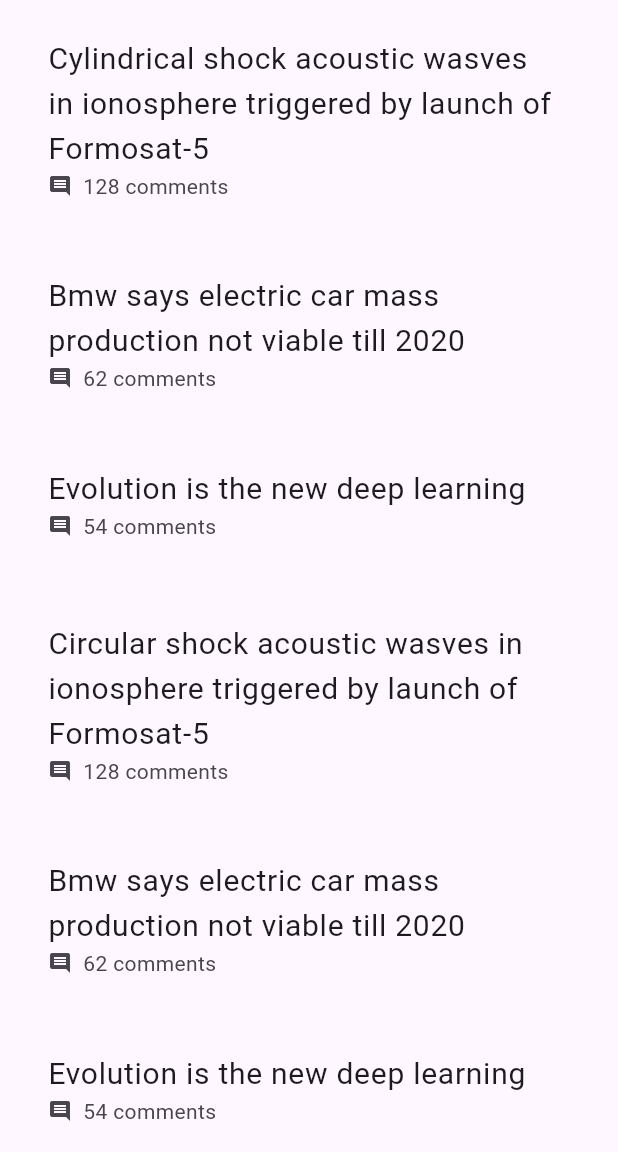
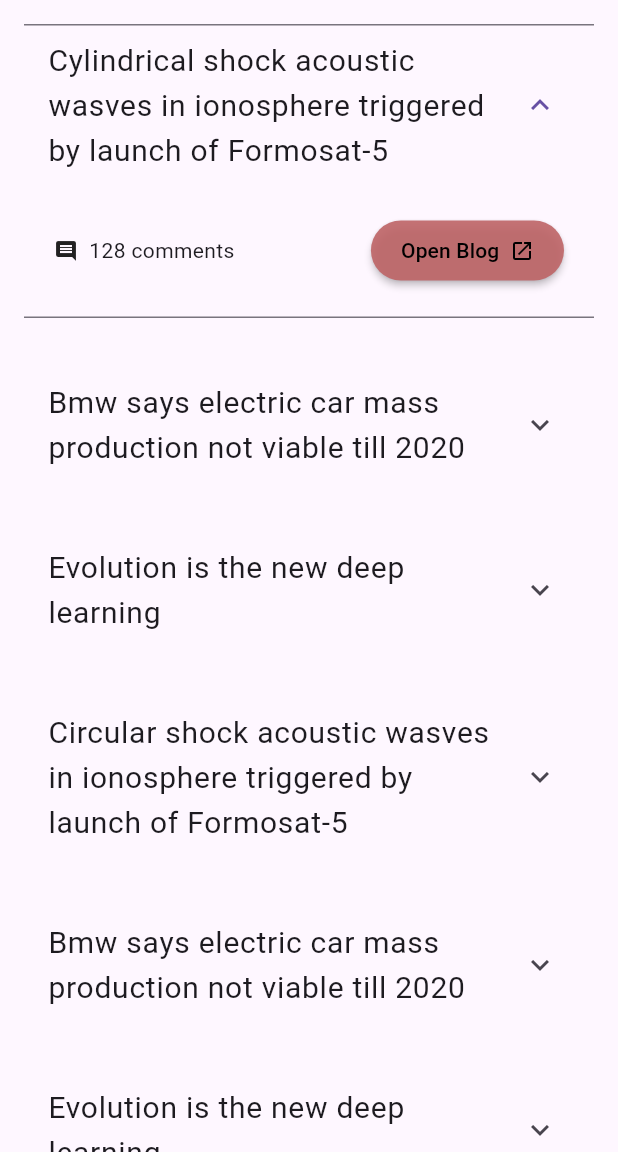
Before and after one commit to kaljitism/hn_app, a Flutter app: the screen it shows after launch, after a tap on "Cylindrical shock acoustic wasves in ion", on a phone screen of 412 x 824 dp, the part 84-1236 px from its top. Run offline on Flutter 3.47's test engine with Material 2 defaults, Android fonts, the phone set to English and light mode, and no system bars.

```diff
--- a/lib/main.dart
+++ b/lib/main.dart
@@ -36,32 +36,62 @@
         title: const Text('Hacker News'),
         backgroundColor: const Color(0xffBE6466),
       ),
-      body: ListView(
+      body: Builder(builder: (context) {
+        return RefreshIndicator(
+          onRefresh: () async {
+            ScaffoldMessenger.of(context).showSnackBar(
+              const SnackBar(content: Text('Refreshing...')),
+            );
+          },
+          child: ListView(
             children: _articles.map(_buildItem).toList(),
           ),
+        );
+      }),
     );
   }
 
   Widget _buildItem(Article article) {
     return Padding(
       padding: const EdgeInsets.all(16),
-      child: ListTile(
+      child: ExpansionTile(
         title: Text(article.text, style: const TextStyle(fontSize: 20)),
-        subtitle: Row(
+        children: [
+          Padding(
+            padding: const EdgeInsets.all(20.0),
+            child: Row(
+              mainAxisAlignment: MainAxisAlignment.spaceBetween,
+              children: [
+                Row(
                   children: [
                     const Icon(Icons.insert_comment, size: 16),
                     Text("  ${article.commentsCount} comments"),
                   ],
                 ),
-        onTap: () async {
-          final fakeUrl = Uri.parse("https://${article.domain}");
-          if (await canLaunchUrl(fakeUrl)) {
-            launchUrl(fakeUrl);
-            print("launching $fakeUrl");
-          } else {
-            print("Could not launch $fakeUrl");
-          }
+                MaterialButton(
+                  onPressed: () {
+                    launchUrl(Uri.parse('http://${article.domain}'));
                   },
+                  color: const Color(0xffBE6466).withOpacity(0.9),
+                  textColor: Colors.black,
+                  padding:
+                      const EdgeInsets.symmetric(vertical: 10, horizontal: 20),
+                  shape: const RoundedRectangleBorder(
+                    borderRadius: BorderRadius.all(
+                      Radius.circular(30),
+                    ),
+                  ),
+                  child: const Row(
+                    children: [
+                      Text('Open Blog  '),
+                      Icon(Icons.open_in_new, size: 16),
+                    ],
+                  ),
+                ),
+              ],
+            ),
+          )
+        ],
       ),
     );
   }
```
Lines whose indentation alone changed are shown as unchanged.
